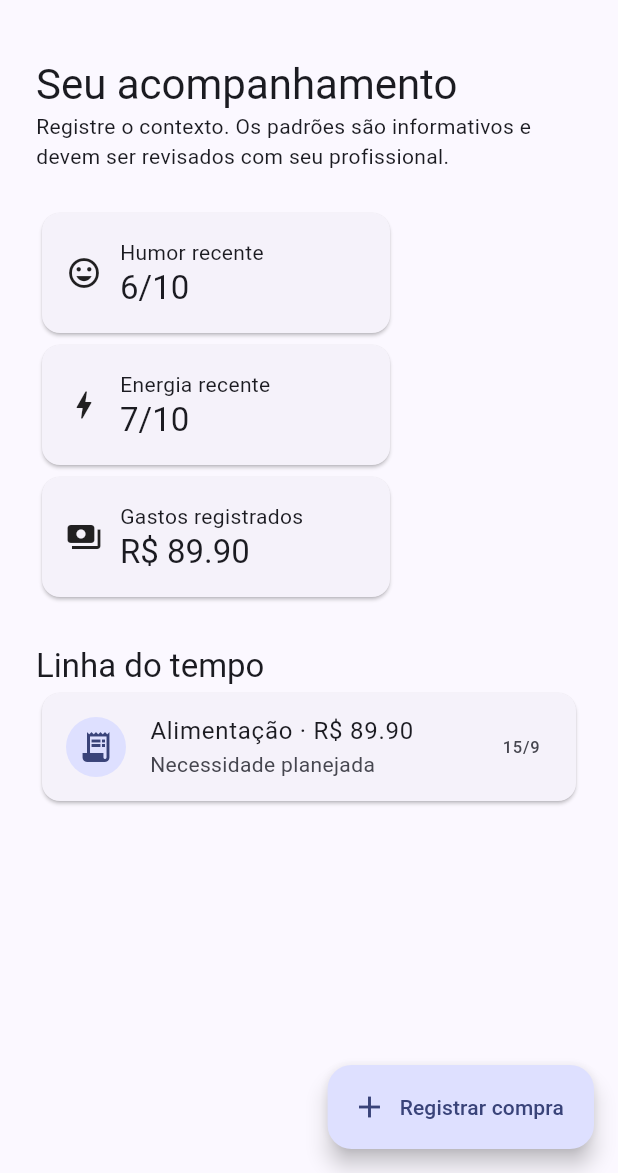
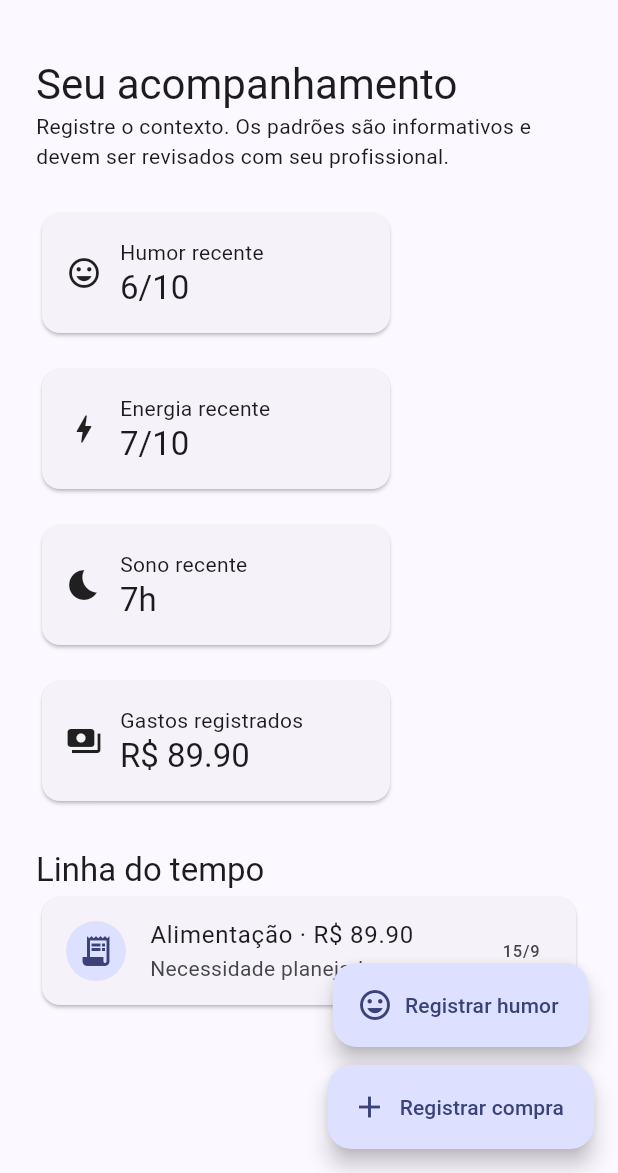
Before and after one commit to AloisioMagalhaes/bipolar-mood-spending-tracker, a Flutter app: the screen it shows after launch, on a phone screen of 412 x 824 dp, the part 63-1236 px from its top. Run offline on Flutter 3.47's test engine with Material 3 defaults, Android fonts, the phone set to English and light mode, and no system bars.

Commit message:
feat: add mood energy and sleep tracking

```diff
--- a/lib/main.dart
+++ b/lib/main.dart
@@ -6,6 +6,7 @@ class SpendingEntry {
   const SpendingEntry({required this.date, required this.amount, required this.category, required this.motive, required this.impulsive});
   final DateTime date; final double amount; final String category; final String motive; final bool impulsive;
 }
+class MoodEntry { const MoodEntry({required this.mood, required this.energy, required this.sleep}); final int mood, energy, sleep; }
 
 class MoodLedgerApp extends StatelessWidget {
   const MoodLedgerApp({super.key});
@@ -19,17 +20,19 @@ class DashboardPage extends StatefulWidget {
 }
 
 class _DashboardPageState extends State<DashboardPage> {
+  final moods = <MoodEntry>[const MoodEntry(mood: 6, energy: 7, sleep: 7)];
   final spending = <SpendingEntry>[SpendingEntry(date: DateTime.now(), amount: 89.90, category: 'Alimentação', motive: 'Necessidade planejada', impulsive: false)];
   Future<void> addSpending() async { final entry = await showDialog<SpendingEntry>(context: context, builder: (_) => const SpendingDialog()); if (entry != null) setState(() => spending.insert(0, entry)); }
+  Future<void> addMood() async { final entry = await showDialog<MoodEntry>(context: context, builder: (_) => const MoodDialog()); if (entry != null) setState(() => moods.insert(0, entry)); }
   @override
   Widget build(BuildContext context) => Scaffold(
     appBar: AppBar(title: const Text('MoodLedger'), actions: [IconButton(onPressed: () {}, tooltip: 'Privacidade', icon: const Icon(Icons.lock_outline))]),
-    floatingActionButton: FloatingActionButton.extended(onPressed: addSpending, icon: const Icon(Icons.add), label: const Text('Registrar compra')),
+    floatingActionButton: Column(mainAxisSize: MainAxisSize.min, children: [FloatingActionButton.extended(onPressed: addMood, icon: const Icon(Icons.mood), label: const Text('Registrar humor')), const SizedBox(height: 12), FloatingActionButton.extended(onPressed: addSpending, icon: const Icon(Icons.add), label: const Text('Registrar compra'))]),
     body: Center(child: ConstrainedBox(constraints: const BoxConstraints(maxWidth: 1000), child: ListView(padding: const EdgeInsets.all(24), children: [
       Text('Seu acompanhamento', style: Theme.of(context).textTheme.headlineMedium),
       const Text('Registre o contexto. Os padrões são informativos e devem ser revisados com seu profissional.'),
       const SizedBox(height: 24),
-      Wrap(spacing: 16, children: [MetricCard(label: 'Humor recente', value: '6/10', icon: Icons.mood), MetricCard(label: 'Energia recente', value: '7/10', icon: Icons.bolt), MetricCard(label: 'Gastos registrados', value: 'R\$ ${spending.fold<double>(0, (s, e) => s + e.amount).toStringAsFixed(2)}', icon: Icons.payments)]),
+      Wrap(spacing: 16, runSpacing: 16, children: [MetricCard(label: 'Humor recente', value: '${moods.first.mood}/10', icon: Icons.mood), MetricCard(label: 'Energia recente', value: '${moods.first.energy}/10', icon: Icons.bolt), MetricCard(label: 'Sono recente', value: '${moods.first.sleep}h', icon: Icons.bedtime), MetricCard(label: 'Gastos registrados', value: 'R\$ ${spending.fold<double>(0, (s, e) => s + e.amount).toStringAsFixed(2)}', icon: Icons.payments)]),
       const SizedBox(height: 28), Text('Linha do tempo', style: Theme.of(context).textTheme.titleLarge),
       ...spending.map((e) => Card(child: ListTile(leading: CircleAvatar(child: Icon(e.impulsive ? Icons.flash_on : Icons.receipt_long)), title: Text('${e.category} · R\$ ${e.amount.toStringAsFixed(2)}'), subtitle: Text('${e.motive}${e.impulsive ? ' · marcada como impulsiva' : ''}'), trailing: Text('${e.date.day}/${e.date.month}')))),
     ]))),
@@ -43,3 +46,5 @@ class _SpendingDialogState extends State<SpendingDialog> {
   final amount = TextEditingController(); final motive = TextEditingController(); String category = 'Alimentação'; bool impulsive = false;
   @override Widget build(BuildContext context) => AlertDialog(title: const Text('Registrar compra'), content: SingleChildScrollView(child: Column(mainAxisSize: MainAxisSize.min, children: [TextField(controller: amount, keyboardType: TextInputType.number, decoration: const InputDecoration(labelText: 'Valor (R\$)')), DropdownButtonFormField<String>(initialValue: category, items: ['Alimentação', 'Lazer', 'Casa', 'Transporte', 'Outro'].map((x) => DropdownMenuItem(value: x, child: Text(x))).toList(), onChanged: (x) => setState(() => category = x!)), TextField(controller: motive, decoration: const InputDecoration(labelText: 'Motivo da compra')), SwitchListTile(title: const Text('Foi impulsiva?'), value: impulsive, onChanged: (x) => setState(() => impulsive = x))])), actions: [TextButton(onPressed: () => Navigator.pop(context), child: const Text('Cancelar')), FilledButton(onPressed: () { final v = double.tryParse(amount.text.replaceAll(',', '.')); if (v != null && v > 0 && motive.text.trim().isNotEmpty) Navigator.pop(context, SpendingEntry(date: DateTime.now(), amount: v, category: category, motive: motive.text.trim(), impulsive: impulsive)); }, child: const Text('Salvar'))]);
 }
+class MoodDialog extends StatefulWidget { const MoodDialog({super.key}); @override State<MoodDialog> createState() => _MoodDialogState(); }
+class _MoodDialogState extends State<MoodDialog> { double mood = 5, energy = 5; final sleep = TextEditingController(text: '7'); @override Widget build(BuildContext c) => AlertDialog(title: const Text('Registrar estado mental'), content: Column(mainAxisSize: MainAxisSize.min, children: [Text('Humor: ${mood.round()}/10'), Slider(value: mood, min: 0, max: 10, divisions: 10, onChanged: (v) => setState(() => mood = v)), Text('Energia: ${energy.round()}/10'), Slider(value: energy, min: 0, max: 10, divisions: 10, onChanged: (v) => setState(() => energy = v)), TextField(controller: sleep, keyboardType: TextInputType.number, decoration: const InputDecoration(labelText: 'Horas de sono'))]), actions: [TextButton(onPressed: () => Navigator.pop(c), child: const Text('Cancelar')), FilledButton(onPressed: () { final h = int.tryParse(sleep.text); if (h != null && h <= 24) Navigator.pop(c, MoodEntry(mood: mood.round(), energy: energy.round(), sleep: h)); }, child: const Text('Salvar'))]); }
```
Also changed, not shown: 1 other file.
